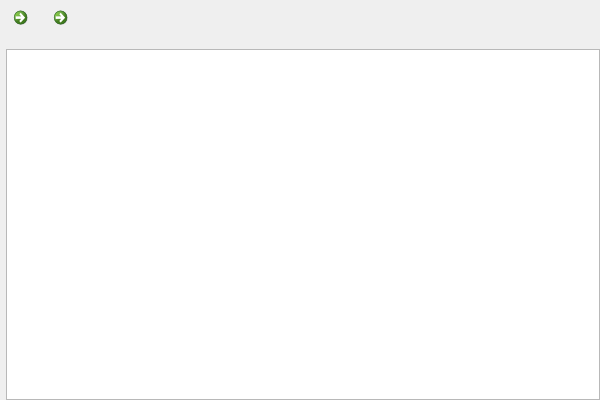
First picture: the form in NickvisionTubeConverter/UI/Views/DownloadsPage.ui, repository NickvisionApps/Parabolic, before the edit.
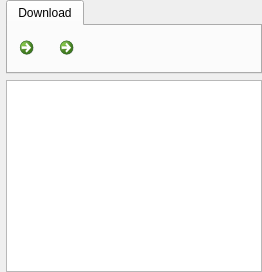
Second picture: the form after the edit. Icons and pictures are not drawn.

Patch:
```diff
--- a/NickvisionTubeConverter/UI/Views/DownloadsPage.ui
+++ b/NickvisionTubeConverter/UI/Views/DownloadsPage.ui
@@ -2,14 +2,6 @@
 <ui version="4.0">
  <class>DownloadsPage</class>
  <widget class="QWidget" name="DownloadsPage">
-  <property name="geometry">
-   <rect>
-    <x>0</x>
-    <y>0</y>
-    <width>600</width>
-    <height>400</height>
-   </rect>
-  </property>
   <layout class="QVBoxLayout" name="verticalLayout">
    <property name="leftMargin">
     <number>6</number>
@@ -24,7 +16,30 @@
     <number>0</number>
    </property>
    <item>
-    <layout class="QHBoxLayout" name="horizontalLayout">
+    <widget class="QTabWidget" name="ribbon">
+     <property name="sizePolicy">
+      <sizepolicy hsizetype="Minimum" vsizetype="Minimum">
+       <horstretch>0</horstretch>
+       <verstretch>0</verstretch>
+      </sizepolicy>
+     </property>
+     <widget class="QWidget" name="tabDownload">
+      <attribute name="title">
+       <string>Download</string>
+      </attribute>
+      <layout class="QHBoxLayout" name="horizontalLayout_2">
+       <property name="leftMargin">
+        <number>4</number>
+       </property>
+       <property name="topMargin">
+        <number>4</number>
+       </property>
+       <property name="rightMargin">
+        <number>4</number>
+       </property>
+       <property name="bottomMargin">
+        <number>4</number>
+       </property>
      <item>
       <widget class="QCommandLinkButton" name="btnAddDownload">
        <property name="maximumSize">
@@ -79,21 +94,7 @@
       </spacer>
      </item>
     </layout>
-   </item>
-   <item>
-    <widget class="QWidget" name="separator1" native="true">
-     <property name="minimumSize">
-      <size>
-       <width>0</width>
-       <height>1</height>
-      </size>
-     </property>
-     <property name="maximumSize">
-      <size>
-       <width>16777215</width>
-       <height>1</height>
-      </size>
-     </property>
+     </widget>
     </widget>
    </item>
    <item>
```
Lines whose indentation alone changed are shown as unchanged.
